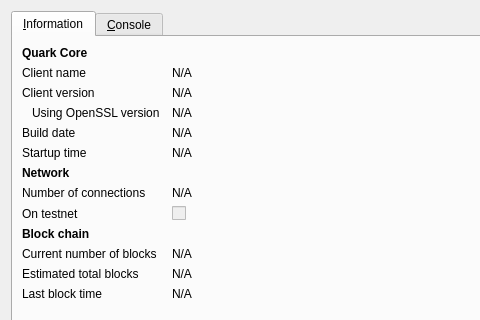
This is src/qt/forms/rpcconsole.ui in CryptocoinRevival/QuarkBar as Qt 5 draws it before an edit; both pictures show x 0 to 480 and y 0 to 320 of the 740 by 491 pixel window. The edited form follows.
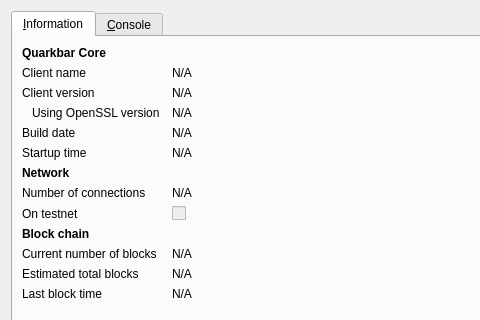
This is the edited form. The open tabs and pages were chosen to show the change. Icons and pictures are not drawn.

```diff
--- a/src/qt/forms/rpcconsole.ui
+++ b/src/qt/forms/rpcconsole.ui
@@ -36,7 +36,7 @@
           </font>
          </property>
          <property name="text">
-          <string>Quark Core</string>
+          <string>Quarkbar Core</string>
          </property>
         </widget>
        </item>
```
Left out of the diff: 6 changed lines with no effect on the pictures.
